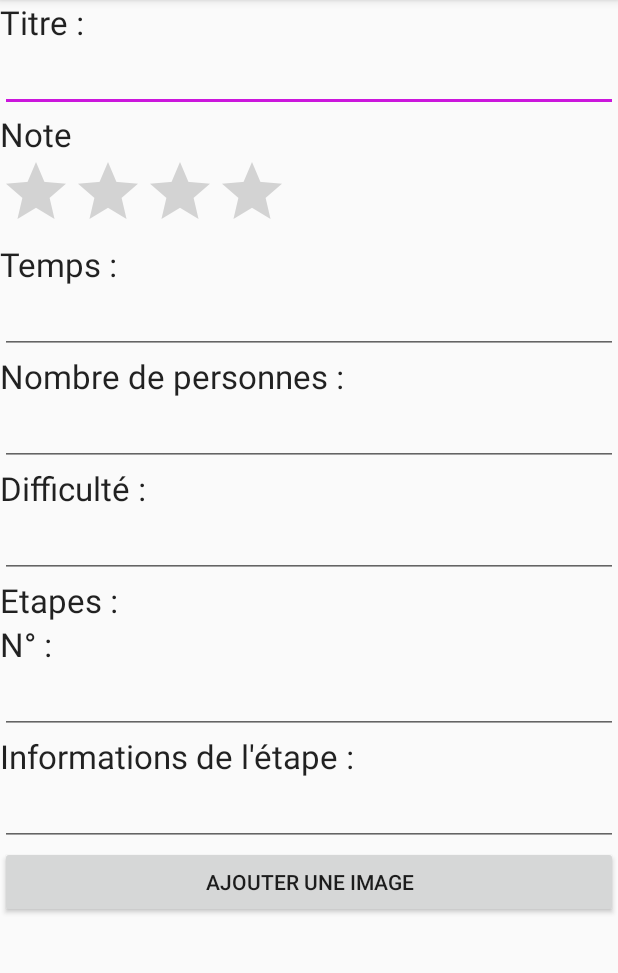
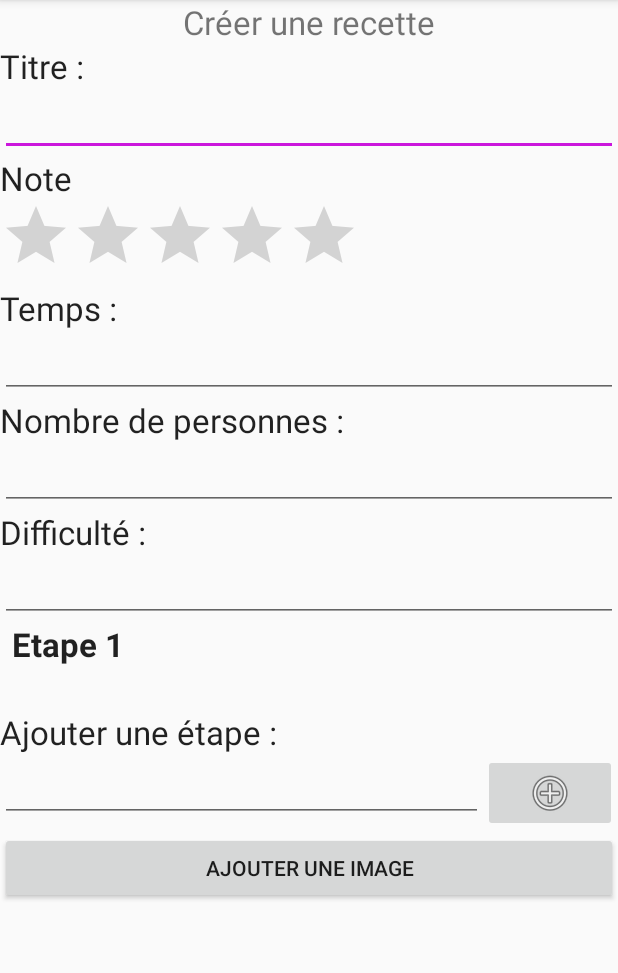
Before and after one commit to ThibaudLk/MarmitonsNous, an Android app: the CreateRecetteActivity screen opened directly, with no data from a screen before it, after a tap on "AJOUTER UNE IMAGE", on a phone screen of 412 x 824 dp, the part 84-1057 px from its top. Run offline under Robolectric (Android 15) with nearby library versions, the phone set to English and light mode, and no system bars; 1 other tap on this screen came first.

Commit message:
l'ajout de la recette fonctionne avec les étapes !!!

```diff
--- a/app/src/main/java/fr/eni/ecole/marmitonsnous/activity/CreateRecetteActivity.java
+++ b/app/src/main/java/fr/eni/ecole/marmitonsnous/activity/CreateRecetteActivity.java
@@ -3,21 +3,27 @@ package fr.eni.ecole.marmitonsnous.activity;
 import android.content.Intent;
 import android.os.Bundle;
 import android.support.v7.app.AppCompatActivity;
-import android.util.Log;
 import android.view.Menu;
 import android.view.MenuItem;
 import android.view.View;
 import android.widget.Button;
+import android.widget.EditText;
+import android.widget.ImageButton;
 import android.widget.RatingBar;
 import android.widget.TextView;
 
 import java.io.Serializable;
+import java.util.ArrayList;
+import java.util.List;
 
+import fr.eni.ecole.marmitonsnous.DAO.EtapeDAO;
 import fr.eni.ecole.marmitonsnous.DAO.RecetteDAO;
 import fr.eni.ecole.marmitonsnous.R;
+import fr.eni.ecole.marmitonsnous.adapter.ListeEtapeAdapter;
 import fr.eni.ecole.marmitonsnous.beans.Etape;
 import fr.eni.ecole.marmitonsnous.beans.Ingredient;
 import fr.eni.ecole.marmitonsnous.beans.Recette;
+import fr.eni.ecole.marmitonsnous.component.NonScrollListView;
 import fr.eni.ecole.marmitonsnous.fragment.DetailRecetteFragment;
 
 public class CreateRecetteActivity extends AppCompatActivity {
@@ -26,11 +32,17 @@ public class CreateRecetteActivity extends AppCompatActivity {
     Etape etape;
     Ingredient ingredient;
     ViewHolder holder;
+    int nbEtape;
+    List<Etape> listEtape;
+    NonScrollListView listViewEtape;
+    ListeEtapeAdapter adapter;
 
     @Override
     protected void onCreate(Bundle savedInstanceState) {
         super.onCreate(savedInstanceState);
         setContentView(R.layout.create_recette);
+        nbEtape = 0;
+        listEtape = new ArrayList<Etape>();
         holder = new ViewHolder();
 
         holder.titre = (TextView) findViewById(R.id.editTitre);
@@ -38,6 +50,11 @@ public class CreateRecetteActivity extends AppCompatActivity {
         holder.temps = (TextView) findViewById(R.id.editTemps);
         holder.nombrePersonne = (TextView) findViewById(R.id.editPersonnes);
         holder.difficulte = (TextView) findViewById(R.id.editDifficulte);
+
+        listViewEtape = (NonScrollListView) findViewById(R.id.listeEtape);
+
+        adapter = new ListeEtapeAdapter(this, R.layout.add_etape_line_adapter ,listEtape);
+        listViewEtape.setAdapter(adapter);
 
         Button photo = (Button) findViewById(R.id.uploadImage);
 
@@ -47,6 +64,19 @@ public class CreateRecetteActivity extends AppCompatActivity {
                 Intent photoPickerIntent = new Intent(Intent.ACTION_PICK);
                 photoPickerIntent.setType("image/*");
                 startActivityForResult(photoPickerIntent, 1);
+            }
+        });
+
+        ImageButton addEtape = (ImageButton) findViewById(R.id.addEtape);
+        addEtape.setOnClickListener(new View.OnClickListener() {
+            @Override
+            public void onClick(View v) {
+                nbEtape++;
+                EditText ed = (EditText) findViewById(R.id.addDescriptionEtape);
+                Etape etape = new Etape(ed.getText().toString(), nbEtape);
+                listEtape.add(etape);
+                adapter.notifyDataSetChanged();
+                ed.setText("");
             }
         });
 
@@ -84,7 +114,12 @@ public class CreateRecetteActivity extends AppCompatActivity {
                 //recette.setPhoto(Integer.parseInt(holder.photo.toString()));
                 RecetteDAO recetteDAO = new RecetteDAO(CreateRecetteActivity.this);
                 if (isNew) {
-                    recetteDAO.insert(recette);
+                    int idRecette = (int) recetteDAO.insert(recette);
+                    EtapeDAO etapeDAO = new EtapeDAO(CreateRecetteActivity.this);
+                    for ( Etape etape : listEtape) {
+                        etape.setIdRecette(idRecette);
+                        etapeDAO.insert(etape);
+                    }
                 } else recetteDAO.update(recette);
                 Intent returnIntent = new Intent(this, DetailRecetteFragment.class);
                 returnIntent.putExtra("recette", (Serializable) recette);
@@ -118,5 +153,4 @@ public class CreateRecetteActivity extends AppCompatActivity {
 
     }
 
-
 }
--- /dev/null
+++ b/app/src/main/java/fr/eni/ecole/marmitonsnous/adapter/ListeEtapeAdapter.java
@@ -0,0 +1,60 @@
+package fr.eni.ecole.marmitonsnous.adapter;
+
+import android.content.Context;
+import android.support.annotation.NonNull;
+import android.support.annotation.Nullable;
+import android.view.LayoutInflater;
+import android.view.View;
+import android.view.ViewGroup;
+import android.widget.ArrayAdapter;
+import android.widget.TextView;
+
+import java.util.List;
+
+import fr.eni.ecole.marmitonsnous.R;
+import fr.eni.ecole.marmitonsnous.beans.Etape;
+
+/**
+ * Created by tlarriere2016 on 11/04/2018.
+ */
+
+public class ListeEtapeAdapter extends ArrayAdapter<Etape> {
+    private List<Etape> etapes;
+    private Context context;
+    private int res;
+
+    public ListeEtapeAdapter(@NonNull Context context, int resource, @NonNull List<Etape> objects) {
+        super(context, resource, objects);
+        this.context = context;
+        etapes = objects;
+        res = resource;
+    }
+
+    @NonNull
+    @Override
+    public View getView(int position, @Nullable View convertView, @NonNull ViewGroup parent) {
+        View view;
+        TextView txtNumero;
+        TextView txtDesciption;
+
+        LayoutInflater inflater = (LayoutInflater) getContext().getSystemService(Context.LAYOUT_INFLATER_SERVICE);
+
+        if(convertView == null){
+            view = inflater.inflate(res, parent, false);
+        }
+        else{
+            view = convertView;
+        }
+
+        Etape etape = getItem(position);
+
+
+        txtNumero = (TextView) view.findViewById(R.id.numeroEtape);
+        txtDesciption = (TextView) view.findViewById(R.id.descriptionEtape);
+
+        txtNumero.setText("Etape " + String.valueOf(etape.getNumero()));
+        txtDesciption.setText(etape.getNom());
+
+        return view;
+    }
+}
--- /dev/null
+++ b/app/src/main/java/fr/eni/ecole/marmitonsnous/component/NonScrollListView.java
@@ -0,0 +1,32 @@
+package fr.eni.ecole.marmitonsnous.component;
+
+import android.content.Context;
+import android.util.AttributeSet;
+import android.view.View;
+import android.view.ViewGroup;
+import android.widget.ListView;
+
+/**
+ * Created by tlarriere2016 on 11/04/2018.
+ */
+
+public class NonScrollListView extends ListView {
+
+    public NonScrollListView(Context context) {
+        super(context);
+    }
+    public NonScrollListView(Context context, AttributeSet attrs) {
+        super(context, attrs);
+    }
+    public NonScrollListView(Context context, AttributeSet attrs, int defStyle) {
+        super(context, attrs, defStyle);
+    }
+    @Override
+    public void onMeasure(int widthMeasureSpec, int heightMeasureSpec) {
+        int heightMeasureSpec_custom = View.MeasureSpec.makeMeasureSpec(
+                Integer.MAX_VALUE >> 2, View.MeasureSpec.AT_MOST);
+        super.onMeasure(widthMeasureSpec, heightMeasureSpec_custom);
+        ViewGroup.LayoutParams params = getLayoutParams();
+        params.height = getMeasuredHeight();
+    }
+}
--- /dev/null
+++ b/app/src/main/res/layout/add_etape_line_adapter.xml
@@ -0,0 +1,31 @@
+<?xml version="1.0" encoding="utf-8"?>
+<android.support.constraint.ConstraintLayout
+    xmlns:android="http://schemas.android.com/apk/res/android"
+    xmlns:app="http://schemas.android.com/apk/res-auto"
+    android:layout_width="match_parent"
+    android:layout_height="wrap_content"
+    android:layout_margin="8dp">
+
+    <TextView
+        android:id="@+id/numeroEtape"
+        android:layout_width="match_parent"
+        android:layout_height="wrap_content"
+        android:layout_marginEnd="8dp"
+        android:layout_marginStart="8dp"
+        android:textStyle="bold"
+        android:textAppearance="?android:attr/textAppearanceLarge"
+        app:layout_constraintEnd_toEndOf="parent"
+        app:layout_constraintStart_toStartOf="parent" />
+
+    <TextView
+        android:id="@+id/descriptionEtape"
+        android:layout_width="match_parent"
+        android:layout_height="wrap_content"
+        android:textAppearance="?android:attr/textAppearanceLarge"
+        android:textStyle="italic"
+        android:layout_marginEnd="8dp"
+        android:layout_marginStart="8dp"
+        app:layout_constraintEnd_toEndOf="parent"
+        app:layout_constraintStart_toStartOf="parent"
+        app:layout_constraintTop_toBottomOf="@id/numeroEtape" />
+</android.support.constraint.ConstraintLayout>
--- a/app/src/main/res/layout/create_recette.xml
+++ b/app/src/main/res/layout/create_recette.xml
@@ -1,13 +1,23 @@
 <?xml version="1.0" encoding="utf-8"?>
-<LinearLayout xmlns:android="http://schemas.android.com/apk/res/android"
+<android.support.constraint.ConstraintLayout xmlns:android="http://schemas.android.com/apk/res/android"
+    xmlns:app="http://schemas.android.com/apk/res-auto"
     android:layout_width="match_parent"
-    android:layout_height="match_parent">
-    <ScrollView android:layout_height="fill_parent"
-        android:layout_width="fill_parent">
+    android:layout_height="wrap_content">
+
+    <ScrollView
+        android:id="@+id/scrollView"
+        android:layout_height="wrap_content"
+        android:layout_width="match_parent">
     <LinearLayout
+        android:id="@+id/infosRecette"
         android:layout_width="match_parent"
         android:layout_height="wrap_content"
         android:orientation="vertical">
+        <TextView
+            android:layout_width="match_parent"
+            android:layout_height="wrap_content"
+            android:text="@string/creer"
+            style="@style/Titre.Large"/>
         <TextView
             android:layout_width="wrap_content"
             android:layout_height="wrap_content"
@@ -28,7 +38,7 @@
         <RatingBar
             android:layout_width="wrap_content"
             android:layout_height="wrap_content"
-            android:numStars="4"
+            android:numStars="5"
             android:id="@+id/editNote"
             android:isIndicator="false"/>
 
@@ -70,43 +80,47 @@
             android:ems="10"
             android:id="@+id/editDifficulte" />
 
+        <fr.eni.ecole.marmitonsnous.component.NonScrollListView
+            android:id="@+id/listeEtape"
+            android:layout_width="match_parent"
+            android:layout_height="wrap_content"
+            android:nestedScrollingEnabled="true"
+            app:layout_constraintTop_toBottomOf="@+id/scrollView">
+        </fr.eni.ecole.marmitonsnous.component.NonScrollListView>
+
         <TextView
+            android:id="@+id/txtAddEtape"
             android:layout_width="wrap_content"
             android:layout_height="wrap_content"
             android:textAppearance="?android:attr/textAppearanceLarge"
-            android:text="Etapes :" />
+            android:text="Ajouter une étape :"
+            app:layout_constraintTop_toBottomOf="@+id/listeEtape"/>
 
-        <TextView
-            android:layout_width="wrap_content"
-            android:layout_height="wrap_content"
-            android:textAppearance="?android:attr/textAppearanceLarge"
-            android:text="N° :" />
-
-        <EditText
+        <LinearLayout
+            android:id="@+id/layoutAddEtape"
             android:layout_width="match_parent"
             android:layout_height="wrap_content"
-            android:inputType="numberDecimal"
-            android:ems="10"
-            android:id="@+id/editNumero" />
-
-        <TextView
-            android:layout_width="wrap_content"
-            android:layout_height="wrap_content"
-            android:textAppearance="?android:attr/textAppearanceLarge"
-            android:text="Informations de l'étape :" />
-
-        <EditText
-            android:layout_width="match_parent"
-            android:layout_height="wrap_content"
-            android:id="@+id/editInfoEtape" />
-
-
+            android:orientation="horizontal"
+            app:layout_constraintTop_toBottomOf="@+id/txtAddEtape">
+            <EditText
+                android:id="@+id/addDescriptionEtape"
+                android:layout_width="wrap_content"
+                android:layout_height="wrap_content"
+                android:layout_weight="0.9"/>
+            <ImageButton
+                android:id="@+id/addEtape"
+                android:layout_width="wrap_content"
+                android:layout_height="wrap_content"
+                android:layout_weight="0.1"
+                android:src="@android:drawable/ic_menu_add"/>
+        </LinearLayout>
         <Button
             android:id="@+id/uploadImage"
             android:layout_width="match_parent"
             android:layout_height="wrap_content"
             android:text="Ajouter une image"
-            android:elevation="10dp"/>
+            android:elevation="10dp"
+            app:layout_constraintTop_toBottomOf="@+id/layoutAddEtape"/>
     </LinearLayout>
     </ScrollView>
-</LinearLayout>
+</android.support.constraint.ConstraintLayout>
--- a/app/src/main/res/values/strings.xml
+++ b/app/src/main/res/values/strings.xml
@@ -3,4 +3,5 @@
     <string name="action_settings">Settings</string>
     <string name="hello_blank_fragment" />
     <string name="title_activity_create_recette">CreateRecette</string>
+    <string name="creer">Créer une recette</string>
 </resources>
```
Also changed, not shown: app/src/main/java/fr/eni/ecole/marmitonsnous/DAO/EtapeDAO.java (+10 -5 lines), app/src/main/java/fr/eni/ecole/marmitonsnous/DAO/RecetteDAO.java (+2 -6 lines), app/src/main/java/fr/eni/ecole/marmitonsnous/beans/Etape.java (+13 -3 lines).
